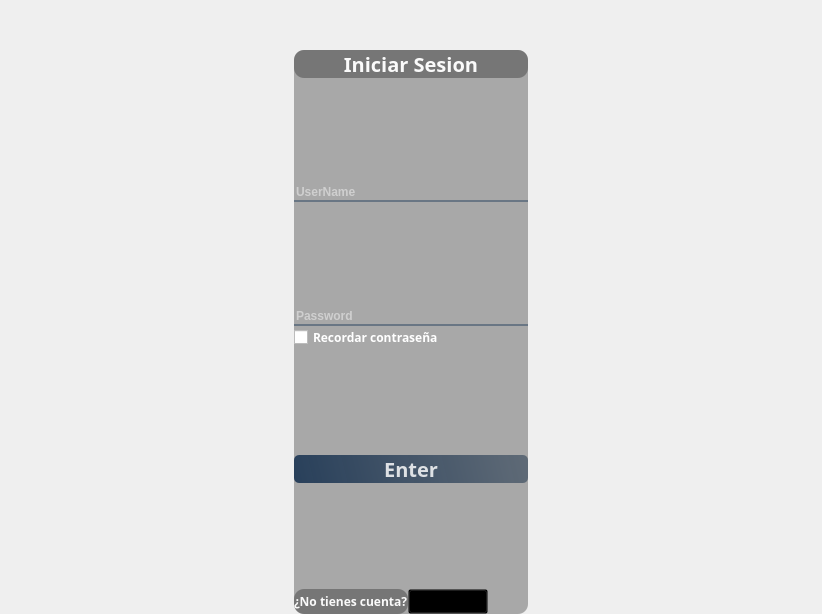
Before: the Qt Designer form Log.ui in DanielCarracedo/Check-it-out, drawn with Qt 5.
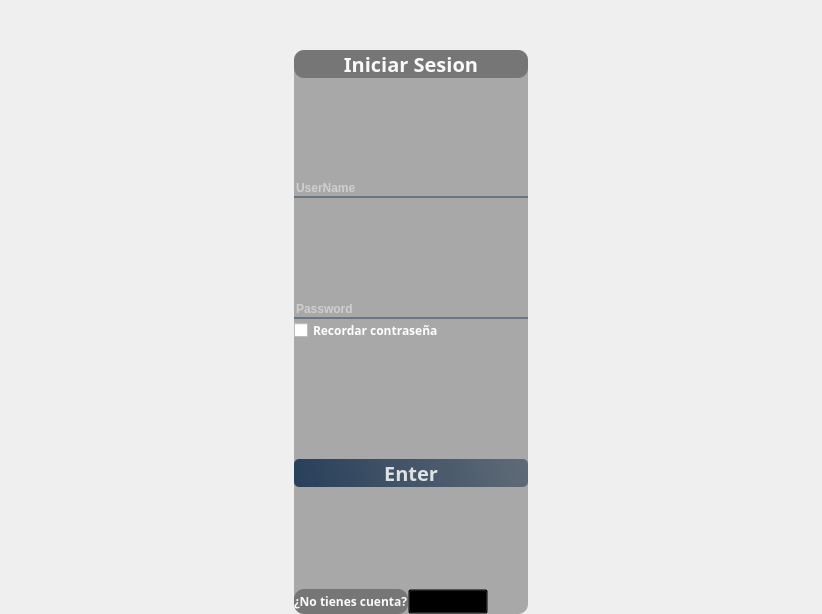
After: the same form once the commit is applied. Icons and pictures are not drawn.

```diff
--- a/Log.ui
+++ b/Log.ui
@@ -431,6 +431,24 @@
                 </property>
                </widget>
               </item>
+              <item>
+               <widget class="QLabel" name="Mensaje">
+                <property name="font">
+                 <font>
+                  <pointsize>10</pointsize>
+                  <weight>75</weight>
+                  <bold>true</bold>
+                 </font>
+                </property>
+                <property name="styleSheet">
+                 <string notr="true">color: rgb(255, 0, 0);
+background-color: none;</string>
+                </property>
+                <property name="text">
+                 <string/>
+                </property>
+               </widget>
+              </item>
               <item>
                <spacer name="verticalSpacer">
                 <property name="orientation">
```
